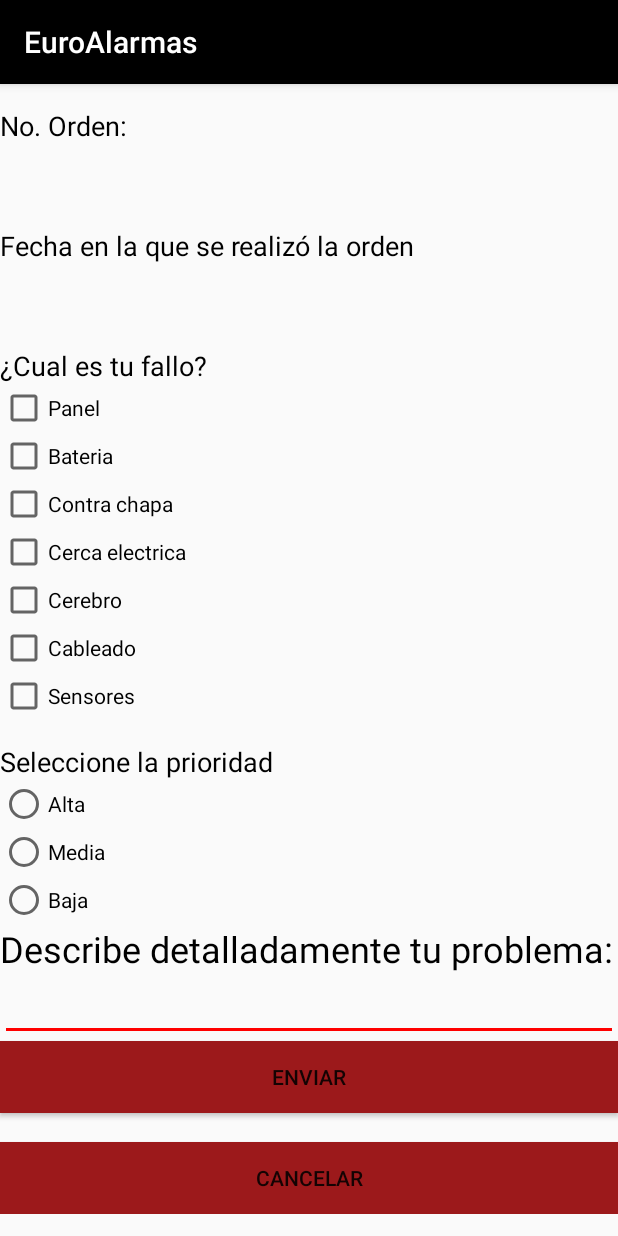
After one commit to javierConde1/Moviles, an Android app: the Actualizar_Solicitud screen opened directly, with no data from a screen before it, on a phone screen of 412 x 824 dp. The commit adds this screen. Run offline under Robolectric (Android 15) with nearby library versions, the phone set to English and light mode, and no system bars; our stand-ins replace Volley; 5 statements that could not run were skipped.

Commit message:
Moviles II

```diff
--- a/ST/app/src/main/AndroidManifest.xml
+++ b/ST/app/src/main/AndroidManifest.xml
@@ -12,6 +12,7 @@
         android:roundIcon="@mipmap/ic_launcher_round"
         android:supportsRtl="true"
         android:theme="@style/AppTheme">
+        <activity android:name=".Actualizar_Solicitud"></activity>
         <activity android:name=".Principal">
             <intent-filter>
                 <action android:name="android.intent.action.MAIN" />
--- /dev/null
+++ b/ST/app/src/main/java/com/example/javierconde/st/Actualizar_Solicitud.java
@@ -0,0 +1,196 @@
+package com.example.javierconde.st;
+
+import android.app.ProgressDialog;
+import android.support.v7.app.AppCompatActivity;
+import android.os.Bundle;
+import android.util.Log;
+import android.view.View;
+import android.widget.CheckBox;
+import android.widget.EditText;
+import android.widget.RadioButton;
+import android.widget.TextView;
+import android.widget.Toast;
+
+import com.android.volley.AuthFailureError;
+import com.android.volley.Request;
+import com.android.volley.RequestQueue;
+import com.android.volley.Response;
+import com.android.volley.VolleyError;
+import com.android.volley.toolbox.StringRequest;
+import com.android.volley.toolbox.Volley;
+
+import java.util.Calendar;
+import java.util.Date;
+import java.util.HashMap;
+import java.util.Map;
+
+public class Actualizar_Solicitud extends AppCompatActivity {
+    TextView txtFecha, txtOrden;
+    EditText txtDesc;
+    private CheckBox cbx1, cbx2, cbx3, cbx4, cbx5, cbx6, cbx7;
+    private RadioButton rbtnAlta, rbtnMedia, rbtnBaja;
+    private String sDesc = "";
+    private String sPrioridad;
+
+    @Override
+    protected void onCreate(Bundle savedInstanceState) {
+        super.onCreate(savedInstanceState);
+        setContentView(R.layout.activity_actualizar__solicitud);
+        txtFecha = findViewById(R.id.txtFecha);
+        txtOrden = findViewById(R.id.txtNoOrden);
+        txtDesc = findViewById(R.id.et_desc);
+        cbx1 = findViewById(R.id.cbx1);
+        cbx2 = findViewById(R.id.cbx2);
+        cbx3 = findViewById(R.id.cbx3);
+        cbx4 = findViewById(R.id.cbx4);
+        cbx5 = findViewById(R.id.cbx5);
+        cbx6 = findViewById(R.id.cbx6);
+        cbx7 = findViewById(R.id.cbx7);
+        rbtnAlta = findViewById(R.id.rbtnAlta);
+        rbtnMedia = findViewById(R.id.rbtnMedia);
+        rbtnBaja = findViewById(R.id.rbtnBaja);
+
+
+        getIncomingIntent();
+    }
+
+
+    //************************************************** Tomar el intento **************************************************
+    private void getIncomingIntent() {
+        txtOrden.setText(getIntent().getStringExtra("orden"));
+        txtFecha.setText(getIntent().getStringExtra("fecha"));
+        txtDesc.setText(getIntent().getStringExtra("descripcion"));
+        String sPrioridad = getIntent().getStringExtra("prioridad");
+        if (sPrioridad.equals("Alta")) {
+            rbtnAlta.setChecked(true);
+        }
+        if (sPrioridad.equals("Media")) {
+            rbtnMedia.setChecked(true);
+        }
+        if (sPrioridad.equals("Baja")) {
+            rbtnBaja.setChecked(true);
+        }
+
+
+        String string = getIntent().getStringExtra("problema");
+        String[] parts = string.split("-");
+        for (int i = 0; i < parts.length; i++) {
+            if (parts[i].equals(" Panel ")) {
+                cbx1.setChecked(true);
+            }
+            if (parts[i].equals(" Bateria ")) {
+                cbx2.setChecked(true);
+            }
+            if (parts[i].equals(" Contra chapa ")) {
+                cbx3.setChecked(true);
+            }
+            if (parts[i].equals(" Cerca electrica ")) {
+                cbx4.setChecked(true);
+            }
+            if (parts[i].equals(" Cerebro ")) {
+                cbx5.setChecked(true);
+            }
+            if (parts[i].equals(" Cableado ")) {
+                cbx6.setChecked(true);
+            }
+            if (parts[i].equals(" Sensores ")) {
+                cbx7.setChecked(true);
+            }
+
+
+        }
+    }
+
+    public void modificarReporte(View view) {
+
+
+
+        if (cbx1.isChecked() || cbx2.isChecked() || cbx3.isChecked() || cbx4.isChecked() || cbx5.isChecked() || cbx6.isChecked() || cbx7.isChecked()) {
+            sDesc += ". Fallos en: ";
+        }
+
+        if (cbx1.isChecked()) {
+            sDesc += "- Panel ";
+        }
+        if (cbx2.isChecked()) {
+            sDesc += "- Bateria ";
+        }
+        if (cbx3.isChecked()) {
+            sDesc += "- Contra chapa ";
+        }
+        if (cbx4.isChecked()) {
+            sDesc += "- Cerca electrica ";
+        }
+        if (cbx5.isChecked()) {
+            sDesc += "- Cerebro ";
+        }
+        if (cbx6.isChecked()) {
+            sDesc += "- Cableado ";
+        }
+        if (cbx7.isChecked()) {
+            sDesc += "- Sensores ";
+        }
+
+        if (!rbtnAlta.isChecked() && !rbtnMedia.isChecked() && !rbtnBaja.isChecked()) {
+            Toast.makeText(Actualizar_Solicitud.this, "Seleccione un nivel de prioridad", Toast.LENGTH_SHORT).show();
+        } else {
+            if (rbtnAlta.isChecked()) {
+                sPrioridad = "alta";
+            } else if (rbtnMedia.isChecked()) {
+                sPrioridad = "media";
+            } else if (rbtnBaja.isChecked()) {
+                sPrioridad = "baja";
+            }
+            Toast.makeText(Actualizar_Solicitud.this, "REPORTE REALIZADO CON EXITO", Toast.LENGTH_LONG).show();
+            // startActivity(inEstatus);
+
+            Calendar c = Calendar.getInstance();
+            c.set(Calendar.HOUR_OF_DAY, 0);
+            c.set(Calendar.MINUTE, 0);
+            c.set(Calendar.SECOND, 0);
+
+            final String sEstado = "pendiente";
+            final Date dFecha = c.getTime();
+            final String sPri = sPrioridad;
+            final String sProblem = sDesc;
+            final String sDescripcion = txtDesc.getText().toString();
+
+
+            //Construir peticion HTTP
+            RequestQueue queue = Volley.newRequestQueue(Actualizar_Solicitud.this);
+            String url = "http://javier-conde101.hostingerapp.com/updateCliente.php";
+
+            StringRequest request = new StringRequest(Request.Method.POST, url, new Response.Listener<String>() {
+                @Override
+                public void onResponse(String response) {
+
+                    Toast.makeText(Actualizar_Solicitud.this, "Actualizado con exito!", Toast.LENGTH_SHORT).show();
+                    finish();
+                }
+            }, new Response.ErrorListener() {
+                @Override
+                public void onErrorResponse(VolleyError error) {
+
+                    Toast.makeText(Actualizar_Solicitud.this, "Error al actualizar", Toast.LENGTH_SHORT).show();
+                }
+            }) {
+                //Preparar datos enviados con POST al servidor
+                protected Map<String, String> getParams() throws AuthFailureError {
+                    Map<String, String> map = new HashMap<String, String>();
+                    map.put("orden", (String) txtOrden.getText());
+                    map.put("fecha", txtFecha.getText().toString());
+                    map.put("sdesc", sDescripcion);
+                    map.put("prioridad", sPri);
+                    map.put("problema", sProblem);
+
+
+                    return map;
+                }
+
+            };
+            queue.add(request);
+            //Se realiza la peticion HTTP
+
+        }
+    }
+}
--- a/ST/app/src/main/java/com/example/javierconde/st/Estatus_cliente.java
+++ b/ST/app/src/main/java/com/example/javierconde/st/Estatus_cliente.java
@@ -29,7 +29,7 @@
     private TextView txtPrueba;
     private Intent inMostrar;
     private Intent inSalir;
-    private String url = "http://javier-conde101.hostingerapp.com/Login.php";
+    private String url = "http://javier-conde101.hostingerapp.com/Login2.php";
           //  "https://javier-conde101.000webhostapp.com/Login.php";
     private RecyclerView mList;
     private DividerItemDecoration dividerItemDecoration;
@@ -57,6 +57,7 @@
                 intent.putExtra("sDesc",list.getsDesc());
 
                startActivity(intent);
+               finish();
             }
         });
         linearLayoutManager = new LinearLayoutManager(this);
@@ -70,6 +71,7 @@
         getData();
 
     }
+
     private void getData(){
         final ProgressDialog progressDialog = new ProgressDialog(this);
         progressDialog.setMessage("Cargando ...");
@@ -114,4 +116,6 @@
     public void Salir(View view) {
         finish();
     }
+
+
 }
--- a/ST/app/src/main/java/com/example/javierconde/st/Estatus_tecnico.java
+++ b/ST/app/src/main/java/com/example/javierconde/st/Estatus_tecnico.java
@@ -57,6 +57,7 @@
                 intent.putExtra("sdec", list.getsDesc());
                 intent.putExtra("cliente",list.getNo_cleinte());
                 startActivity(intent);
+                finish();
             }
         });
         linearLayoutManager = new LinearLayoutManager(this);
--- /dev/null
+++ b/ST/app/src/main/res/layout/activity_actualizar__solicitud.xml
@@ -0,0 +1,169 @@
+<?xml version="1.0" encoding="utf-8"?>
+<LinearLayout xmlns:android="http://schemas.android.com/apk/res/android"
+    xmlns:app="http://schemas.android.com/apk/res-auto"
+    xmlns:tools="http://schemas.android.com/tools"
+    android:layout_width="match_parent"
+    android:orientation="vertical"
+    android:layout_height="match_parent"
+    tools:context=".Solicitar_cliente">
+    <ScrollView
+        android:layout_width="match_parent"
+        android:layout_height="match_parent">
+
+        <LinearLayout
+            android:layout_width="match_parent"
+            android:layout_height="wrap_content"
+            android:orientation="vertical" >
+            <TextView
+                android:id="@+id/textView14"
+                android:layout_width="match_parent"
+                android:layout_height="match_parent"
+                android:paddingTop="15dp"
+                android:text="No. Orden:"
+                android:textColor="@color/colorPrimary"
+                android:textSize="18sp" />
+            <TextView
+                android:id="@+id/txtNoOrden"
+                android:layout_width="match_parent"
+                android:layout_height="match_parent"
+                android:paddingTop="15dp"
+                android:text=""
+                android:textColor="@color/colorPrimary"
+                android:textSize="18sp" />
+            <TextView
+                android:id="@+id/textView12"
+                android:layout_width="match_parent"
+                android:layout_height="match_parent"
+                android:paddingTop="15dp"
+                android:text="Fecha en la que se realizó la orden"
+                android:textColor="@color/colorPrimary"
+                android:textSize="18sp" />
+            <TextView
+                android:id="@+id/txtFecha"
+                android:layout_width="match_parent"
+                android:layout_height="match_parent"
+                android:paddingTop="15dp"
+                android:text=""
+                android:textColor="@color/colorPrimary"
+                android:textSize="18sp" />
+            <TextView
+                android:id="@+id/textView"
+                android:layout_width="match_parent"
+                android:layout_height="match_parent"
+                android:paddingTop="15dp"
+                android:text="¿Cual es tu fallo?"
+                android:textColor="@color/colorPrimary"
+                android:textSize="18sp" />
+
+            <CheckBox
+                android:id="@+id/cbx1"
+                android:layout_width="match_parent"
+                android:layout_height="wrap_content"
+                android:text="Panel" />
+            <CheckBox
+                android:id="@+id/cbx2"
+                android:layout_width="match_parent"
+                android:layout_height="wrap_content"
+                android:text="Bateria" />
+
+            <CheckBox
+                android:id="@+id/cbx3"
+                android:layout_width="match_parent"
+                android:layout_height="wrap_content"
+                android:text="Contra chapa" />
+
+            <CheckBox
+                android:id="@+id/cbx4"
+                android:layout_width="match_parent"
+                android:layout_height="wrap_content"
+                android:text="Cerca electrica" />
+
+            <CheckBox
+                android:id="@+id/cbx5"
+                android:layout_width="match_parent"
+                android:layout_height="wrap_content"
+                android:text="Cerebro" />
+
+            <CheckBox
+                android:id="@+id/cbx6"
+                android:layout_width="match_parent"
+                android:layout_height="wrap_content"
+                android:text="Cableado" />
+
+            <CheckBox
+                android:id="@+id/cbx7"
+                android:layout_width="match_parent"
+                android:layout_height="wrap_content"
+                android:text="Sensores" />
+
+            <TextView
+                android:id="@+id/textViewX"
+                android:layout_width="match_parent"
+                android:layout_height="match_parent"
+                android:paddingTop="15dp"
+                android:text="Seleccione la prioridad"
+                android:textColor="@color/colorPrimary"
+                android:textSize="18sp" />
+
+            <RadioGroup
+                android:layout_width="match_parent"
+                android:layout_height="match_parent">
+
+                <RadioButton
+                    android:id="@+id/rbtnAlta"
+                    android:layout_width="match_parent"
+                    android:layout_height="match_parent"
+                    android:text="Alta"/>
+
+                <RadioButton
+                    android:id="@+id/rbtnMedia"
+                    android:layout_width="match_parent"
+                    android:layout_height="match_parent"
+                    android:text="Media"/>
+
+                <RadioButton
+                    android:id="@+id/rbtnBaja"
+                    android:layout_width="match_parent"
+                    android:layout_height="match_parent"
+                    android:text="Baja"/>
+            </RadioGroup>
+
+            <TextView
+                android:id="@+id/textView2"
+                android:layout_width="match_parent"
+                android:layout_height="wrap_content"
+                android:text="Describe detalladamente tu problema:"
+                android:textColor="@color/colorPrimary"
+                android:textSize="24sp" />
+
+            <EditText
+                android:id="@+id/et_desc"
+                android:layout_width="match_parent"
+                android:layout_height="match_parent"
+                android:ems="10"
+                android:inputType="textMultiLine" />
+
+            <Button
+                android:id="@+id/btnSol_cliente"
+                android:layout_width="match_parent"
+                android:layout_height="wrap_content"
+                android:background="@color/colorPrimaryDark"
+                android:onClick="modificarReporte"
+                android:text="Enviar" />
+
+            <TextView
+                android:layout_width="30dp"
+                android:layout_height="match_parent" />
+
+            <Button
+                android:id="@+id/btnSalir_cliente"
+                android:layout_width="match_parent"
+                android:layout_height="wrap_content"
+                android:text="Cancelar"
+                android:background="@color/colorPrimaryDark"/>
+
+        </LinearLayout>
+    </ScrollView>
+
+
+</LinearLayout>
```
Also changed, not shown: ST/app/src/main/java/com/example/javierconde/st/Info_recycler_cliente.java (+16 -2 lines), ST/app/src/main/java/com/example/javierconde/st/Info_recycler_tecnico.java (+33 -1 lines), ST/app/src/main/res/layout/activity_info_recycler_cliente.xml (+20 -3 lines).
